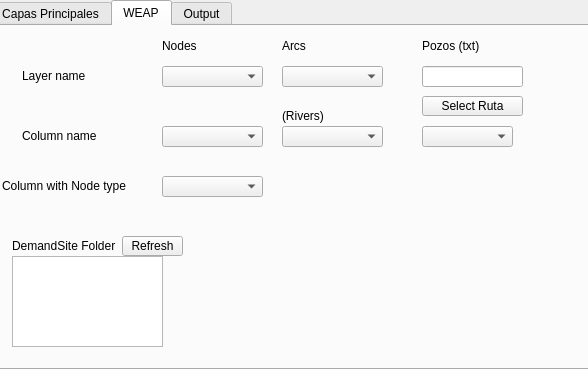
Before: the Qt Designer form geo_linkage_dialog.ui in Kalliam/geolinkage_project_QGIS, drawn with Qt 5.
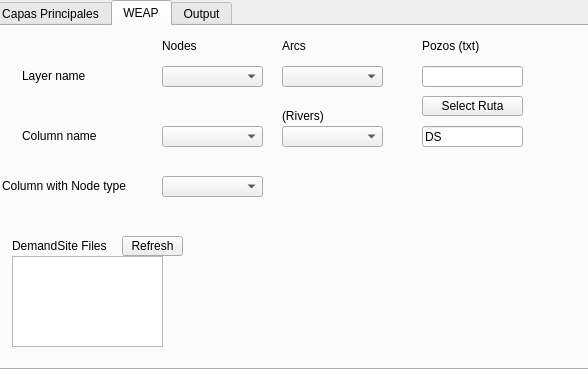
After: the same form once the commit is applied. The open tabs and pages were chosen to show the change. Custom widgets are drawn as their Qt base class.

Patch:
```diff
--- a/geo_linkage_dialog.ui
+++ b/geo_linkage_dialog.ui
@@ -406,7 +406,7 @@
       </rect>
      </property>
      <property name="text">
-      <string>DemandSite Folder</string>
+      <string>DemandSite Files</string>
      </property>
     </widget>
     <widget class="QLineEdit" name="txt_ds_file">
@@ -534,16 +534,6 @@
       <string>Layer name</string>
      </property>
     </widget>
-    <widget class="QComboBox" name="cmb_field_ds_prefix">
-     <property name="geometry">
-      <rect>
-       <x>430</x>
-       <y>100</y>
-       <width>91</width>
-       <height>21</height>
-      </rect>
-     </property>
-    </widget>
     <widget class="QLabel" name="label_16">
      <property name="geometry">
       <rect>
@@ -606,6 +596,19 @@
       <string>Refresh</string>
      </property>
     </widget>
+    <widget class="QLineEdit" name="txt_ds_prefix">
+     <property name="geometry">
+      <rect>
+       <x>430</x>
+       <y>100</y>
+       <width>101</width>
+       <height>21</height>
+      </rect>
+     </property>
+     <property name="text">
+      <string>DS</string>
+     </property>
+    </widget>
    </widget>
    <widget class="QWidget" name="tab_2">
     <attribute name="title">
```
Left out of the diff: 2 changed lines with no effect on the pictures.
